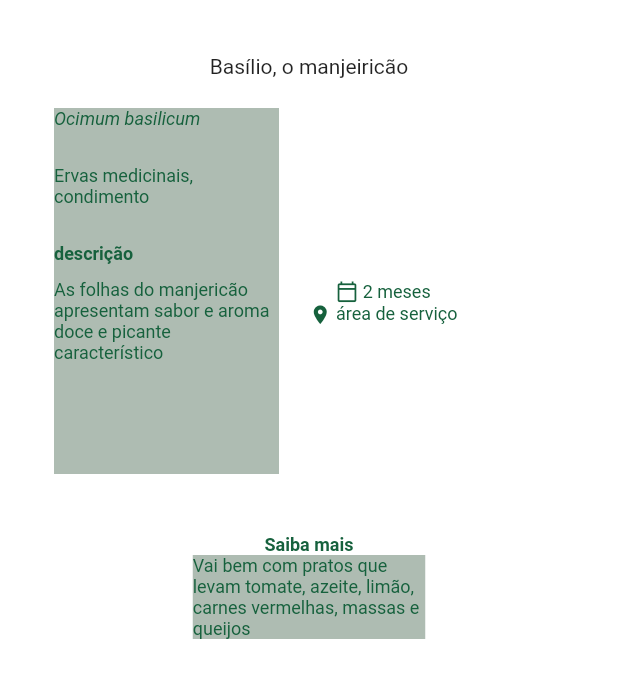
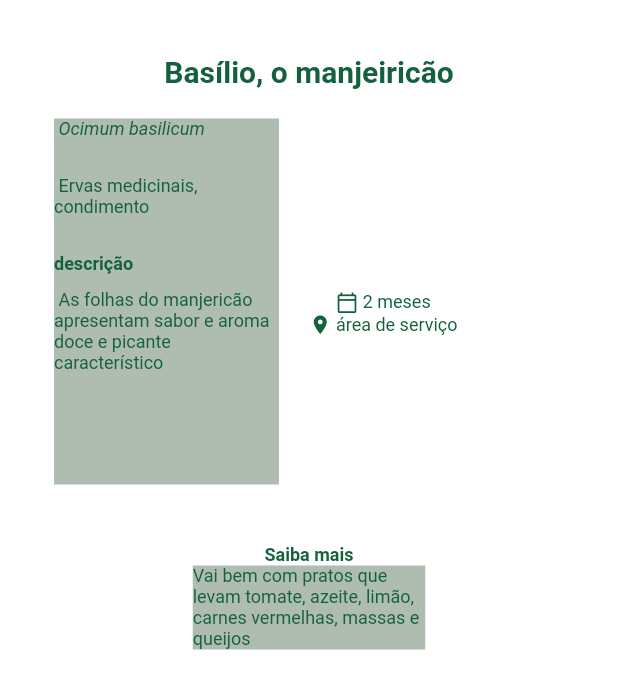
Before and after one commit to kakomarina/shehacks-xeroby, a Flutter app: the PlantDescription screen opened directly, on a phone screen of 412 x 824 dp. Shown: the top 689 px of the screen. Run offline on Flutter 3.47's test engine with Material 2 defaults, Android fonts, the light colour scheme and no system bars; Roboto replaces fonts that are missing (Montserrat).

Commit message:
testando formatacao

```diff
--- a/xeroby_app/lib/plant_description.dart
+++ b/xeroby_app/lib/plant_description.dart
@@ -23,14 +23,15 @@ class _DescriptionState extends State<PlantDescription> {
   @override
   Widget build(BuildContext context) {
 
-    final nomePlanta = Text("Basílio, o manjeiricão", textAlign: TextAlign.left, style: TextStyle(fontFamily: 'Montserrat', fontSize: 20.0, fontWeight: FontWeight.bold, color: Color(0xff16613D)););
-    final nomeCientifico = Text("Ocimum basilicum\n", textAlign: TextAlign.left, style: styleItalico);
-    final categoriaPlanta = Text("Ervas medicinais, condimento\n", textAlign: TextAlign.left, style: styleText);
-    final descricao = Text("As folhas do manjericão apresentam sabor e aroma doce e picante característico", textAlign: TextAlign.left, style: styleText);
+    final nomePlanta = Text("Basílio, o manjeiricão", textAlign: TextAlign.left, style: TextStyle(fontFamily: 'Montserrat', fontSize: 20.0, fontWeight: FontWeight.bold, color: Color(0xff16613D)));
+    final nomeCientifico = Text(" Ocimum basilicum\n", textAlign: TextAlign.left, style: styleItalico);
+    final categoriaPlanta = Text(" Ervas medicinais, condimento\n", textAlign: TextAlign.left, style: styleText);
+    final descricao = Text(" As folhas do manjericão apresentam sabor e aroma doce e picante característico", textAlign: TextAlign.left, style: styleText);
 
     final plantColumn = Wrap(
       runSpacing: 10,
       children: <Widget>[
+        SizedBox(height: 10,),
         nomeCientifico,
         categoriaPlanta,
         Text("descrição", textAlign: TextAlign.center, style: styleBold),
```
